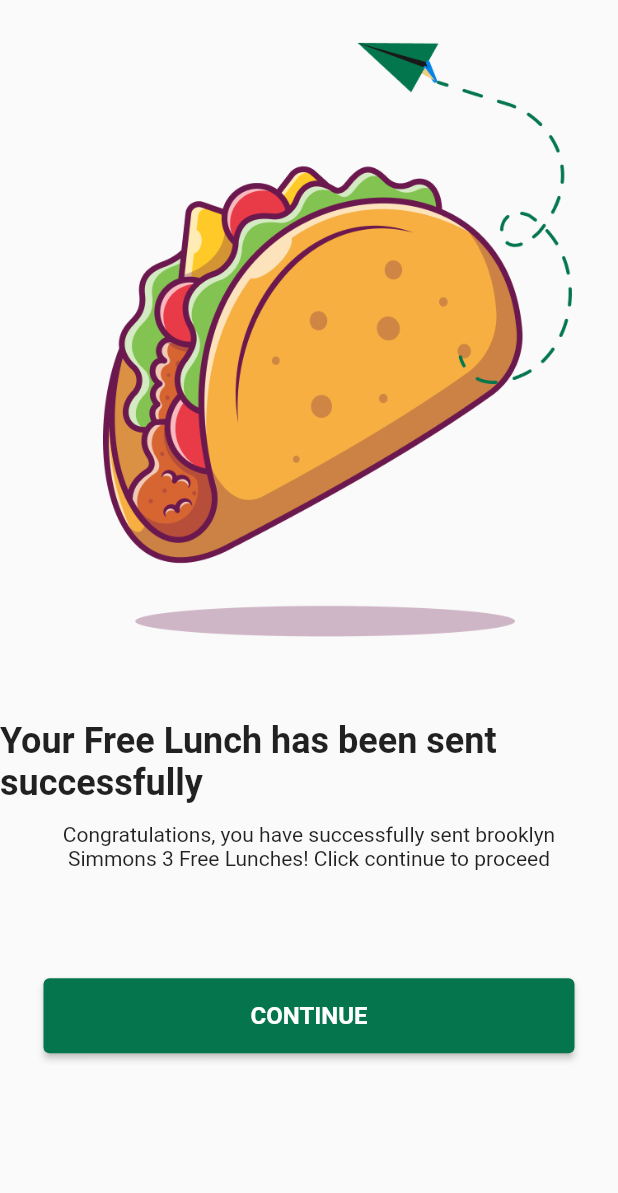
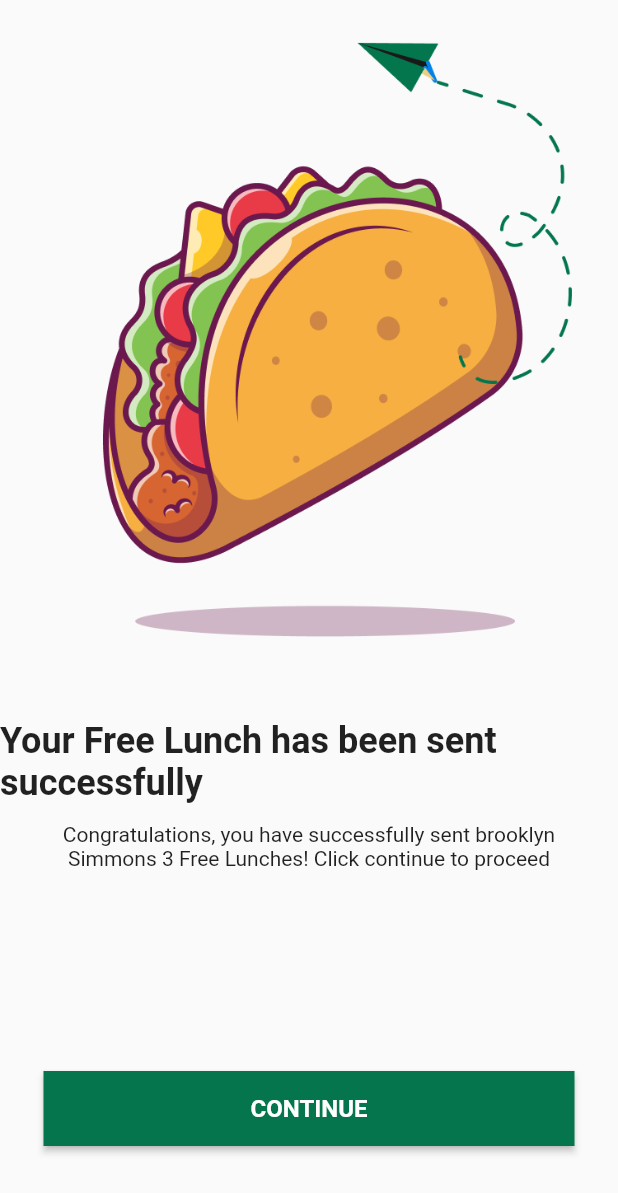
Before and after one commit to hngx-org/Eagles-food-mobile, a Flutter app: the SendLunchSuccess screen opened directly, on a phone screen of 412 x 824 dp. Shown: the top 1193 px of the screen. Run offline on Flutter 3.47's test engine with Material 2 defaults, Android fonts, the phone set to English and light mode, and no system bars; Roboto replaces fonts that are missing (Poppins).

Commit message:
Fixed the spacing of the buttons.

```diff
--- a/lib/screens/send_lunch/send_lunch_success.dart
+++ b/lib/screens/send_lunch/send_lunch_success.dart
@@ -7,18 +7,18 @@ class SendLunchSuccess extends StatelessWidget {
   Widget build(BuildContext context) {
     return Scaffold(
       body: SafeArea(
-          child: SingleChildScrollView(
-        child: Center(
-          // TODO: Spread out the widgets
           child: Column(
-            mainAxisAlignment: MainAxisAlignment.spaceBetween,
+        // mainAxisAlignment: MainAxisAlignment.spaceBetween,
         children: [
-              Image.asset("assets/images/send-lunch-success.png"),
-              Column(
+          Center(child: Image.asset("assets/images/send-lunch-success.png")),
+          Expanded(
+            child: Column(
               mainAxisAlignment: MainAxisAlignment.spaceBetween,
               mainAxisSize: MainAxisSize.max,
               children: [
-                  const Text(
+                const Column(
+                  children: [
+                    Text(
                       "Your Free Lunch has been sent successfully",
                       style: TextStyle(
                         fontFamily: 'Poppins',
@@ -26,8 +26,9 @@ class SendLunchSuccess extends StatelessWidget {
                         fontWeight: FontWeight.w600,
                       ),
                     ),
-                  const Padding(
-                    padding: EdgeInsets.symmetric(horizontal: 28, vertical: 12),
+                    Padding(
+                      padding:
+                          EdgeInsets.symmetric(horizontal: 28, vertical: 12),
                       // TODO: Fix the spacing of the text widget.
                       child: Text(
                         "Congratulations, you have successfully sent brooklyn Simmons 3 Free Lunches! Click continue to proceed",
@@ -38,11 +39,16 @@ class SendLunchSuccess extends StatelessWidget {
                         ),
                       ),
                     ),
+                  ],
+                ),
+
+                // Continue Button
                 Padding(
-                    padding: const EdgeInsets.symmetric(
-                        horizontal: 29, vertical: 60),
+                  padding:
+                      const EdgeInsets.symmetric(horizontal: 29, vertical: 60),
                   child: ElevatedButton(
                       style: ElevatedButton.styleFrom(
+                          shape: RoundedRectangleBorder(),
                           minimumSize: const Size.fromHeight(50),
                           backgroundColor: const Color(0xFF04754D)),
                       onPressed: () {},
@@ -56,9 +62,8 @@ class SendLunchSuccess extends StatelessWidget {
                 ),
               ],
             ),
+          ),
         ],
-          ),
-        ),
       )),
     );
   }
```
Lines whose indentation alone changed are shown as unchanged.
